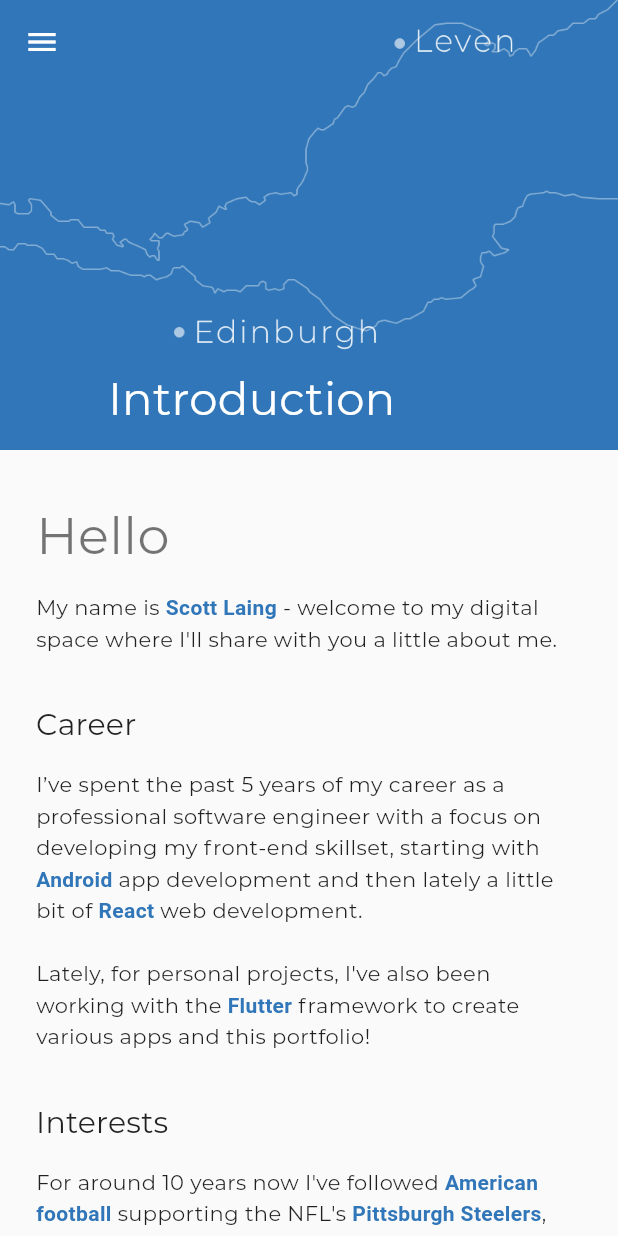
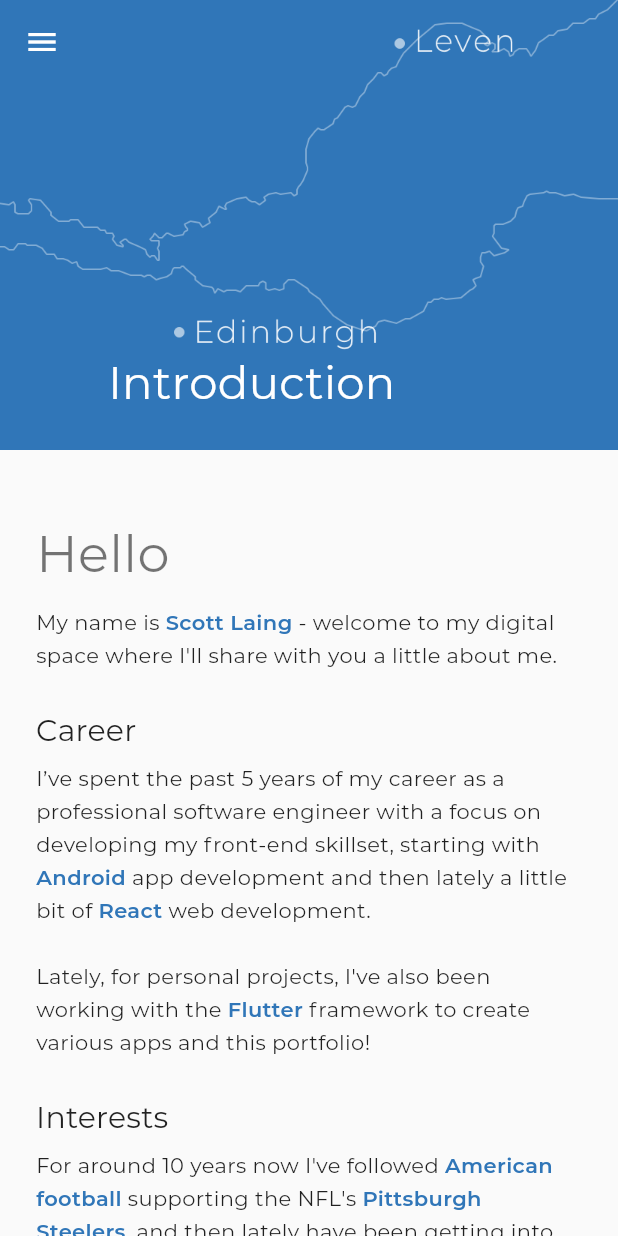
Before and after one commit to fifersheep/portfolio, a Flutter app: the screen it shows after launch, on a phone screen of 412 x 824 dp. Run offline on Flutter 3.47's test engine with Material 2 defaults, Android fonts, the phone set to English and light mode, and no system bars; our stand-ins replace auto_route, bloc, cloud_firestore, dartz, flutter_bloc, freezed_annotation and 3 more; accounts and stored records are empty.

Commit message:
update text theme

```diff
--- a/lib/presentation/app.dart
+++ b/lib/presentation/app.dart
@@ -13,7 +13,7 @@ class App extends StatelessWidget {
   Widget build(BuildContext context) {
     return MaterialApp.router(
       title: Strings.of(context).appTitle,
-      theme: appTheme,
+      theme: AppTheme.defaultTheme,
       routeInformationParser: _router.defaultRouteParser(),
       routerDelegate: _router.delegate(
         initialRoutes: [const IntroRoute()],
--- a/lib/presentation/constants/theme.dart
+++ b/lib/presentation/constants/theme.dart
@@ -3,11 +3,14 @@ import 'package:portfolio/presentation/core/navigation/page_transition.dart';
 
 import 'colors.dart';
 
-final ThemeData appTheme = ThemeData(
+class AppTheme {
+  AppTheme._();
+
+  static ThemeData get defaultTheme => ThemeData(
       brightness: Brightness.light,
       primarySwatch: ThemeColors.primary,
       accentColor: ThemeColors.secondary[300],
-    typography: Typography.material2018(),
+      typography: Typography.material2018(englishLike: _textTheme),
       dividerColor: Colors.grey,
       fontFamily: 'Montserrat',
       pageTransitionsTheme: pageTransitionsTheme(),
@@ -15,3 +18,54 @@ final ThemeData appTheme = ThemeData(
         layoutBehavior: ButtonBarLayoutBehavior.constrained,
         height: 32,
       ));
+
+  static TextTheme get _textTheme => TextTheme(
+        headline1: textStyle(fontSize: 96.0, fontWeight: FontWeight.w300, letterSpacing: -1.5),
+        headline2: textStyle(fontSize: 60.0, fontWeight: FontWeight.w300, letterSpacing: -0.5),
+        headline3: textStyle(fontSize: 48.0, fontWeight: FontWeight.w400, letterSpacing: 0.0),
+        headline4: textStyle(
+          fontSize: 34.0,
+          fontWeight: FontWeight.w400,
+          height: 3.0,
+          letterSpacing: 0.25,
+        ),
+        headline5: textStyle(fontSize: 24.0, fontWeight: FontWeight.w400, letterSpacing: 0.0),
+        headline6: textStyle(
+          fontSize: 20.0,
+          fontWeight: FontWeight.w500,
+          height: 3.0,
+          letterSpacing: 0.15,
+        ),
+        bodyText1: textStyle(fontSize: 16.0, fontWeight: FontWeight.w400, letterSpacing: 0.5),
+        bodyText2: textStyle(
+          fontSize: 14.0,
+          fontWeight: FontWeight.w400,
+          height: 1.6,
+          letterSpacing: 0.25,
+          fontFamilyFallback: [
+            'Noto Color Emoji',
+          ],
+        ),
+        subtitle1: textStyle(fontSize: 16.0, fontWeight: FontWeight.w400, letterSpacing: 0.15),
+        subtitle2: textStyle(fontSize: 14.0, fontWeight: FontWeight.w500, letterSpacing: 0.1),
+        button: textStyle(fontSize: 14.0, fontWeight: FontWeight.w500, letterSpacing: 1.25),
+        caption: textStyle(fontSize: 12.0, fontWeight: FontWeight.w400, letterSpacing: 0.4),
+        overline: textStyle(fontSize: 10.0, fontWeight: FontWeight.w400, letterSpacing: 1.5),
+      );
+}
+
+TextStyle textStyle({
+  double? fontSize,
+  FontWeight? fontWeight,
+  double? letterSpacing,
+  double? height,
+  List<String>? fontFamilyFallback,
+}) =>
+    TextStyle(
+      fontSize: fontSize,
+      fontWeight: fontWeight,
+      fontFamilyFallback: fontFamilyFallback,
+      letterSpacing: letterSpacing,
+      height: height,
+      textBaseline: TextBaseline.alphabetic,
+    );
--- a/lib/presentation/core/text/headline_text.dart
+++ b/lib/presentation/core/text/headline_text.dart
@@ -6,11 +6,8 @@ class Headline extends StatelessWidget {
   final String text;
 
   @override
-  Widget build(BuildContext context) => Padding(
-        padding: const EdgeInsets.only(top: 36, bottom: 16),
-        child: Text(
-          text,
-          style: Theme.of(context).textTheme.headline4,
-        ),
+  Widget build(BuildContext context) => Text(
+        text,
+        style: Theme.of(context).textTheme.headline4,
       );
 }
--- a/lib/presentation/core/text/paragraph_text.dart
+++ b/lib/presentation/core/text/paragraph_text.dart
@@ -16,20 +16,18 @@ class Paragraph extends StatelessWidget {
   final TextOverflow? overflow;
 
   @override
-  Widget build(BuildContext context) => TextEmphasisBuilder(
+  Widget build(BuildContext context) {
+    final textTheme = Theme.of(context).textTheme.bodyText2;
+    return TextEmphasisBuilder(
       text: text,
-        textStyle: Theme.of(context).textTheme.bodyText2!.copyWith(
-          height: 1.5,
-          fontFamilyFallback: [
-            'Noto Color Emoji',
-          ],
-        ),
+      textStyle: textTheme,
       maxLines: maxLines,
       overflow: overflow,
       emphases: emphases,
-        emphasisStyle: TextStyle(
+      emphasisStyle: textTheme?.copyWith(
         fontWeight: FontWeight.bold,
         color: Theme.of(context).primaryColor,
       ),
     );
   }
+}
--- a/lib/presentation/core/text/section_headline_text.dart
+++ b/lib/presentation/core/text/section_headline_text.dart
@@ -6,11 +6,8 @@ class SectionHeadline extends StatelessWidget {
   final String text;
 
   @override
-  Widget build(BuildContext context) => Padding(
-        padding: const EdgeInsets.only(top: 36, bottom: 16),
-        child: Text(
-          text,
-          style: Theme.of(context).textTheme.headline6,
-        ),
+  Widget build(BuildContext context) => Text(
+        text,
+        style: Theme.of(context).textTheme.headline6,
       );
 }
--- a/lib/presentation/core/text/text_emphasis_builder.dart
+++ b/lib/presentation/core/text/text_emphasis_builder.dart
@@ -3,7 +3,7 @@ import 'package:flutter/material.dart';
 class TextEmphasisBuilder extends StatelessWidget {
   const TextEmphasisBuilder({
     required this.text,
-    required this.textStyle,
+    this.textStyle,
     this.emphases = const [],
     required this.emphasisStyle,
     this.maxLines,
@@ -11,9 +11,9 @@ class TextEmphasisBuilder extends StatelessWidget {
   });
 
   final String text;
-  final TextStyle textStyle;
+  final TextStyle? textStyle;
   final List<String> emphases;
-  final TextStyle emphasisStyle;
+  final TextStyle? emphasisStyle;
   final int? maxLines;
   final TextOverflow? overflow;
 
```
Lines whose indentation alone changed are shown as unchanged.
